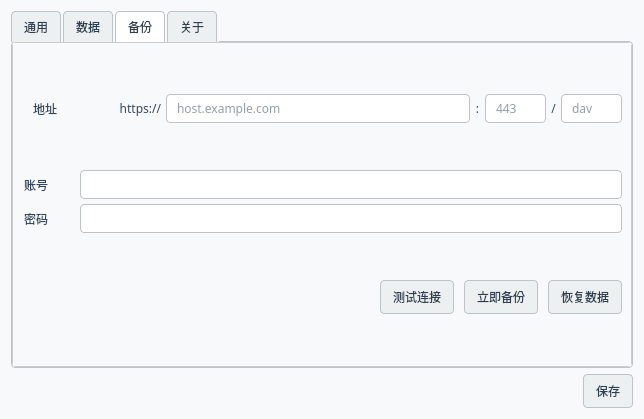
Before: the Qt Designer form AccountManager/window/ui/SettingsWindow.ui in ling-yuan/AccountManager, drawn with Qt 5.
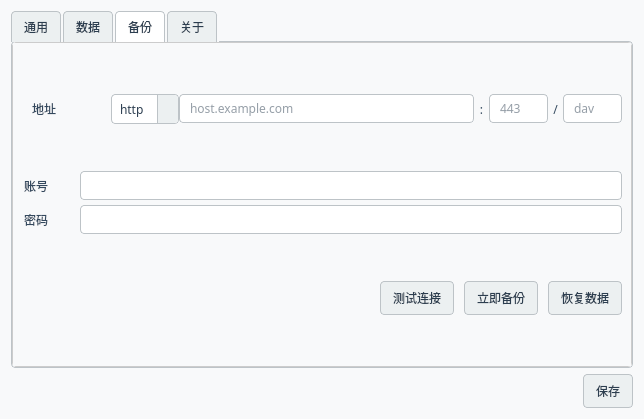
After: the same form once the commit is applied. The open tabs and pages were chosen to show the change. Icons and pictures are not drawn.

Commit message: fix: update settings window and data tools

```diff
--- a/AccountManager/window/ui/SettingsWindow.ui
+++ b/AccountManager/window/ui/SettingsWindow.ui
@@ -871,20 +871,22 @@
           </spacer>
          </item>
          <item>
-          <widget class="QLabel" name="label_https">
+          <widget class="QComboBox" name="comboBox_protocol">
            <property name="font">
             <font>
              <family>Maple Mono CN</family>
-             <weight>50</weight>
-             <bold>false</bold>
             </font>
            </property>
+           <item>
            <property name="text">
-            <string>https://</string>
-           </property>
-           <property name="alignment">
-            <set>Qt::AlignRight|Qt::AlignTrailing|Qt::AlignVCenter</set>
-           </property>
+             <string>http</string>
+            </property>
+           </item>
+           <item>
+            <property name="text">
+             <string>https</string>
+            </property>
+           </item>
           </widget>
          </item>
          <item>
```
Lines whose indentation alone changed are shown as unchanged. The commit also changes 7 other files.
